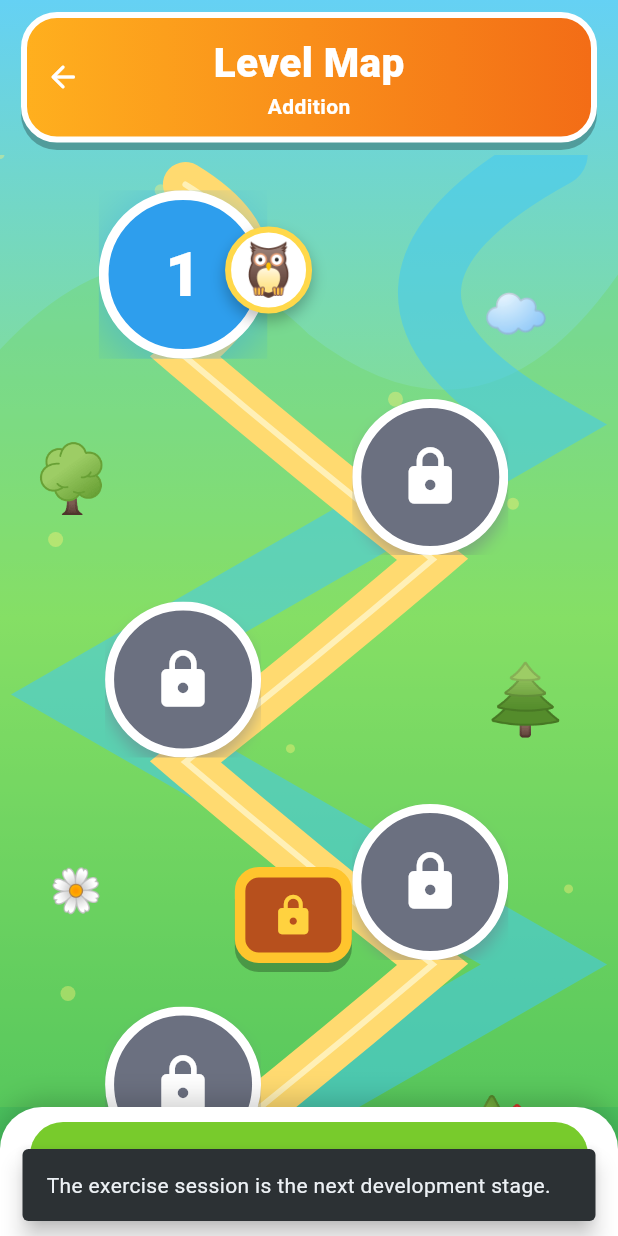
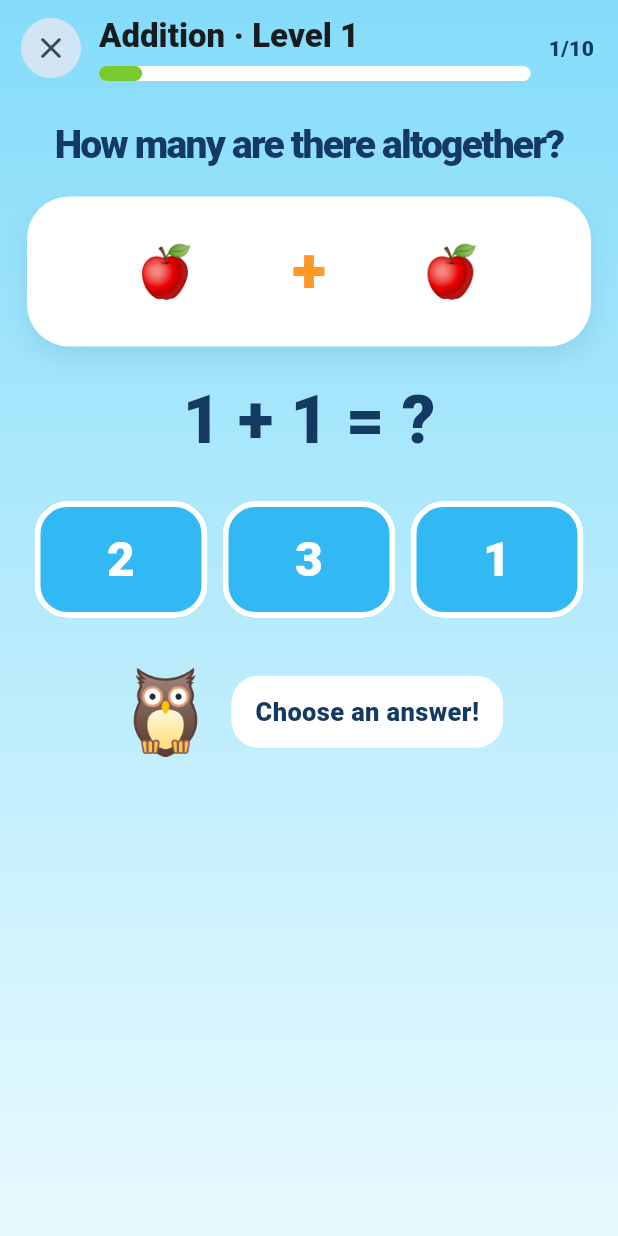
Before and after one commit to avieitez/Learning-Academy, a Flutter app: the LevelMapScreen screen opened directly with empty values, after a tap on an icon or button, on a phone screen of 412 x 824 dp. Run offline on Flutter 3.47's test engine with Material 3 defaults, Android fonts, the phone set to English and light mode, and no system bars; our stand-ins replace shared_preferences; accounts and stored records are empty; Roboto replaces fonts that are missing (Arial).

Commit message:
Creating Math Exercises.

```diff
--- a/lib/app/routes.dart
+++ b/lib/app/routes.dart
@@ -2,6 +2,7 @@ import 'package:flutter/material.dart';
 
 import '../features/home/presentation/home_screen.dart';
 import '../features/mathematics/domain/math_operation.dart';
+import '../features/mathematics/presentation/addition_level_one_screen.dart';
 import '../features/mathematics/presentation/level_map_screen.dart';
 import '../features/mathematics/presentation/operation_selection_screen.dart';
 import '../features/shared/presentation/feature_placeholder_screen.dart';
@@ -13,6 +14,7 @@ abstract final class AppRoutes {
   static const home = '/';
   static const mathematics = '/mathematics';
   static const mathematicsMap = '/mathematics/map';
+  static const mathematicsExercise = '/mathematics/exercise';
   static const romanNumbers = '/roman-numbers';
   static const clock = '/clock';
   static const settings = '/settings';
@@ -45,6 +47,12 @@ abstract final class AppRoutes {
             LevelMapScreen(operation: settings.arguments! as MathOperation),
       );
     }
+    if (settings.name == mathematicsExercise) {
+      return MaterialPageRoute<void>(
+        settings: settings,
+        builder: (_) => const AdditionLevelOneScreen(),
+      );
+    }
 
     final feature = switch (settings.name) {
       romanNumbers => LearningFeature.romanNumbers,
--- /dev/null
+++ b/lib/features/mathematics/data/generators/addition_exercise_generator.dart
@@ -0,0 +1,16 @@
+import '../../domain/addition_exercise.dart';
+
+abstract final class AdditionExerciseGenerator {
+  static List<AdditionExercise> levelOne() => const [
+    AdditionExercise(left: 1, right: 1, answers: [2, 3, 1]),
+    AdditionExercise(left: 2, right: 1, answers: [2, 3, 4]),
+    AdditionExercise(left: 1, right: 3, answers: [5, 3, 4]),
+    AdditionExercise(left: 2, right: 2, answers: [4, 5, 3]),
+    AdditionExercise(left: 3, right: 2, answers: [4, 5, 6]),
+    AdditionExercise(left: 1, right: 4, answers: [6, 4, 5]),
+    AdditionExercise(left: 3, right: 3, answers: [6, 5, 7]),
+    AdditionExercise(left: 4, right: 2, answers: [5, 7, 6]),
+    AdditionExercise(left: 2, right: 5, answers: [7, 6, 8]),
+    AdditionExercise(left: 4, right: 4, answers: [9, 8, 7]),
+  ];
+}
--- /dev/null
+++ b/lib/features/mathematics/domain/addition_exercise.dart
@@ -0,0 +1,15 @@
+class AdditionExercise {
+  const AdditionExercise({
+    required this.left,
+    required this.right,
+    required this.answers,
+  });
+
+  final int left;
+  final int right;
+  final List<int> answers;
+
+  int get correctAnswer => left + right;
+
+  bool checkAnswer(int answer) => answer == correctAnswer;
+}
--- /dev/null
+++ b/lib/features/mathematics/presentation/addition_level_one_screen.dart
@@ -0,0 +1,393 @@
+import 'package:flutter/material.dart';
+
+import '../../../app/theme.dart';
+import '../../../l10n/app_localizations.dart';
+import '../../../settings/domain/app_preferences.dart';
+import '../data/generators/addition_exercise_generator.dart';
+import '../domain/addition_exercise.dart';
+
+class AdditionLevelOneScreen extends StatefulWidget {
+  const AdditionLevelOneScreen({super.key});
+
+  @override
+  State<AdditionLevelOneScreen> createState() => _AdditionLevelOneScreenState();
+}
+
+class _AdditionLevelOneScreenState extends State<AdditionLevelOneScreen> {
+  late final List<AdditionExercise> _exercises;
+  int _exerciseIndex = 0;
+  int _correctAnswers = 0;
+  int? _selectedAnswer;
+  bool? _isCorrect;
+  bool _answering = false;
+
+  AdditionExercise get _exercise => _exercises[_exerciseIndex];
+
+  @override
+  void initState() {
+    super.initState();
+    _exercises = AdditionExerciseGenerator.levelOne();
+  }
+
+  @override
+  Widget build(BuildContext context) {
+    final l10n = AppLocalizations.of(context);
+    final mascot = AppPreferencesScope.of(context).value.mascot;
+    return Scaffold(
+      body: Container(
+        decoration: const BoxDecoration(
+          gradient: LinearGradient(
+            begin: Alignment.topCenter,
+            end: Alignment.bottomCenter,
+            colors: [Color(0xFF84DCFA), Color(0xFFE9FAFF)],
+          ),
+        ),
+        child: SafeArea(
+          child: Column(
+            children: [
+              _ExerciseHeader(
+                title: l10n.additionLevelOne,
+                current: _exerciseIndex + 1,
+                total: _exercises.length,
+              ),
+              Expanded(
+                child: SingleChildScrollView(
+                  padding: const EdgeInsets.fromLTRB(18, 18, 18, 28),
+                  child: Column(
+                    children: [
+                      Text(
+                        l10n.howManyAltogether,
+                        textAlign: TextAlign.center,
+                        style: Theme.of(
+                          context,
+                        ).textTheme.headlineLarge?.copyWith(fontSize: 26),
+                      ),
+                      const SizedBox(height: 18),
+                      _VisualAddition(exercise: _exercise),
+                      const SizedBox(height: 18),
+                      Text(
+                        '${_exercise.left} + ${_exercise.right} = ?',
+                        key: const ValueKey('addition-question'),
+                        style: const TextStyle(
+                          color: AppColors.ink,
+                          fontSize: 44,
+                          fontWeight: FontWeight.w900,
+                        ),
+                      ),
+                      const SizedBox(height: 22),
+                      Row(
+                        children: [
+                          for (final answer in _exercise.answers)
+                            Expanded(
+                              child: Padding(
+                                padding: const EdgeInsets.symmetric(
+                                  horizontal: 5,
+                                ),
+                                child: _AnswerButton(
+                                  answer: answer,
+                                  selectedAnswer: _selectedAnswer,
+                                  correctAnswer: _exercise.correctAnswer,
+                                  enabled: !_answering,
+                                  onPressed: () => _answer(answer),
+                                ),
+                              ),
+                            ),
+                        ],
+                      ),
+                      const SizedBox(height: 24),
+                      AnimatedSwitcher(
+                        duration: const Duration(milliseconds: 250),
+                        child: _isCorrect == null
+                            ? _MascotCoach(
+                                key: const ValueKey('mascot-waiting'),
+                                emoji: mascot.emoji,
+                                message: l10n.chooseAnAnswer,
+                              )
+                            : _MascotCoach(
+                                key: ValueKey(_isCorrect),
+                                emoji: mascot.emoji,
+                                message: _isCorrect!
+                                    ? l10n.correctAnswer
+                                    : l10n.keepTrying,
+                                celebrating: _isCorrect!,
+                              ),
+                      ),
+                    ],
+                  ),
+                ),
+              ),
+            ],
+          ),
+        ),
+      ),
+    );
+  }
+
+  Future<void> _answer(int answer) async {
+    if (_answering) return;
+    final correct = _exercise.checkAnswer(answer);
+    setState(() {
+      _answering = true;
+      _selectedAnswer = answer;
+      _isCorrect = correct;
+      if (correct) _correctAnswers++;
+    });
+    await Future<void>.delayed(const Duration(milliseconds: 850));
+    if (!mounted) return;
+    if (_exerciseIndex == _exercises.length - 1) {
+      await _showResults();
+      return;
+    }
+    setState(() {
+      _exerciseIndex++;
+      _selectedAnswer = null;
+      _isCorrect = null;
+      _answering = false;
+    });
+  }
+
+  Future<void> _showResults() async {
+    final l10n = AppLocalizations.of(context);
+    final passed = _correctAnswers >= 7;
+    if (passed) {
+      await AppPreferencesScope.of(
+        context,
+      ).unlockLevel(area: 'mathematics', activity: 'addition', level: 2);
+    }
+    if (!mounted) return;
+    await showDialog<void>(
+      context: context,
+      barrierDismissible: false,
+      builder: (context) => AlertDialog(
+        icon: Text(passed ? '🏆' : '💪', style: const TextStyle(fontSize: 58)),
+        title: Text(
+          passed ? l10n.greatJob : l10n.goodTry,
+          textAlign: TextAlign.center,
+        ),
+        content: Column(
+          mainAxisSize: MainAxisSize.min,
+          children: [
+            Text(
+              '$_correctAnswers / ${_exercises.length}',
+              style: const TextStyle(fontSize: 34, fontWeight: FontWeight.w900),
+            ),
+            const SizedBox(height: 10),
+            Text(passed ? '⭐⭐⭐' : '⭐', style: const TextStyle(fontSize: 30)),
+          ],
+        ),
+        actionsAlignment: MainAxisAlignment.center,
+        actions: [
+          FilledButton(
+            key: const ValueKey('return-to-map'),
+            onPressed: () {
+              Navigator.pop(context);
+              Navigator.pop(context);
+            },
+            child: Text(l10n.returnToMap),
+          ),
+        ],
+      ),
+    );
+  }
+}
+
+class _ExerciseHeader extends StatelessWidget {
+  const _ExerciseHeader({
+    required this.title,
+    required this.current,
+    required this.total,
+  });
+  final String title;
+  final int current;
+  final int total;
+
+  @override
+  Widget build(BuildContext context) => Padding(
+    padding: const EdgeInsets.fromLTRB(10, 8, 16, 6),
+    child: Row(
+      children: [
+        IconButton.filledTonal(
+          onPressed: () => Navigator.pop(context),
+          icon: const Icon(Icons.close_rounded),
+        ),
+        const SizedBox(width: 8),
+        Expanded(
+          child: Column(
+            crossAxisAlignment: CrossAxisAlignment.start,
+            children: [
+              Text(
+                title,
+                maxLines: 1,
+                overflow: TextOverflow.ellipsis,
+                style: Theme.of(context).textTheme.titleLarge,
+              ),
+              const SizedBox(height: 6),
+              LinearProgressIndicator(
+                value: current / total,
+                minHeight: 10,
+                borderRadius: BorderRadius.circular(10),
+                color: AppColors.green,
+                backgroundColor: Colors.white,
+              ),
+            ],
+          ),
+        ),
+        const SizedBox(width: 12),
+        Text(
+          '$current/$total',
+          style: const TextStyle(
+            color: AppColors.ink,
+            fontWeight: FontWeight.w900,
+          ),
+        ),
+      ],
+    ),
+  );
+}
+
+class _VisualAddition extends StatelessWidget {
+  const _VisualAddition({required this.exercise});
+  final AdditionExercise exercise;
+
+  @override
+  Widget build(BuildContext context) => Container(
+    padding: const EdgeInsets.symmetric(horizontal: 14, vertical: 20),
+    decoration: BoxDecoration(
+      color: Colors.white,
+      borderRadius: BorderRadius.circular(28),
+      boxShadow: const [
+        BoxShadow(
+          color: Color(0x220C5D82),
+          blurRadius: 16,
+          offset: Offset(0, 7),
+        ),
+      ],
+    ),
+    child: Row(
+      children: [
+        Expanded(child: _ObjectGroup(count: exercise.left)),
+        const Padding(
+          padding: EdgeInsets.symmetric(horizontal: 5),
+          child: Text(
+            '+',
+            style: TextStyle(
+              color: AppColors.orange,
+              fontSize: 42,
+              fontWeight: FontWeight.w900,
+            ),
+          ),
+        ),
+        Expanded(child: _ObjectGroup(count: exercise.right)),
+      ],
+    ),
+  );
+}
+
+class _ObjectGroup extends StatelessWidget {
+  const _ObjectGroup({required this.count});
+  final int count;
+  @override
+  Widget build(BuildContext context) => Wrap(
+    alignment: WrapAlignment.center,
+    spacing: 2,
+    runSpacing: 2,
+    children: List.generate(
+      count,
+      (index) => const Text('🍎', style: TextStyle(fontSize: 34)),
+    ),
+  );
+}
+
+class _AnswerButton extends StatelessWidget {
+  const _AnswerButton({
+    required this.answer,
+    required this.selectedAnswer,
+    required this.correctAnswer,
+    required this.enabled,
+    required this.onPressed,
+  });
+  final int answer;
+  final int? selectedAnswer;
+  final int correctAnswer;
+  final bool enabled;
+  final VoidCallback onPressed;
+
+  @override
+  Widget build(BuildContext context) {
+    final selected = selectedAnswer == answer;
+    final showCorrect = selectedAnswer != null && answer == correctAnswer;
+    final color = showCorrect
+        ? AppColors.green
+        : selected
+        ? const Color(0xFFF04462)
+        : AppColors.blue;
+    return SizedBox(
+      height: 78,
+      child: FilledButton(
+        key: ValueKey('answer-$answer'),
+        onPressed: enabled ? onPressed : null,
+        style: FilledButton.styleFrom(
+          backgroundColor: color,
+          disabledBackgroundColor: color,
+          shape: RoundedRectangleBorder(
+            borderRadius: BorderRadius.circular(22),
+            side: const BorderSide(color: Colors.white, width: 4),
+          ),
+        ),
+        child: Text(
+          '$answer',
+          style: const TextStyle(
+            color: Colors.white,
+            fontSize: 32,
+            fontWeight: FontWeight.w900,
+          ),
+        ),
+      ),
+    );
+  }
+}
+
+class _MascotCoach extends StatelessWidget {
+  const _MascotCoach({
+    required this.emoji,
+    required this.message,
+    this.celebrating = false,
+    super.key,
+  });
+  final String emoji;
+  final String message;
+  final bool celebrating;
+
+  @override
+  Widget build(BuildContext context) => Row(
+    mainAxisAlignment: MainAxisAlignment.center,
+    children: [
+      TweenAnimationBuilder<double>(
+        tween: Tween(begin: celebrating ? .7 : 1, end: 1),
+        duration: const Duration(milliseconds: 500),
+        curve: Curves.elasticOut,
+        builder: (context, scale, child) =>
+            Transform.scale(scale: scale, child: child),
+        child: Text(emoji, style: const TextStyle(fontSize: 54)),
+      ),
+      const SizedBox(width: 10),
+      Flexible(
+        child: Container(
+          padding: const EdgeInsets.symmetric(horizontal: 16, vertical: 12),
+          decoration: BoxDecoration(
+            color: Colors.white,
+            borderRadius: BorderRadius.circular(18),
+          ),
+          child: Text(
+            message,
+            style: const TextStyle(
+              color: AppColors.ink,
+              fontSize: 17,
+              fontWeight: FontWeight.w800,
+            ),
+          ),
+        ),
+      ),
+    ],
+  );
+}
--- a/lib/features/mathematics/presentation/level_map_screen.dart
+++ b/lib/features/mathematics/presentation/level_map_screen.dart
@@ -1,6 +1,7 @@
 import 'package:flutter/material.dart';
 
 import '../../../app/theme.dart';
+import '../../../app/routes.dart';
 import '../../../l10n/app_localizations.dart';
 import '../../../settings/domain/app_preferences.dart';
 import '../data/mathematics_catalog.dart';
@@ -115,7 +116,7 @@ class _LevelMapScreenState extends State<LevelMapScreen> {
                   height: 60,
                   child: FilledButton.icon(
                     key: const ValueKey('play-level'),
-                    onPressed: () => _showComingNext(context, l10n),
+                    onPressed: () => _playSelectedLevel(context, l10n),
                     style: FilledButton.styleFrom(
                       backgroundColor: AppColors.green,
                       shape: RoundedRectangleBorder(
@@ -147,7 +148,11 @@ class _LevelMapScreenState extends State<LevelMapScreen> {
     MathOperation.division => l.division,
   };
 
-  void _showComingNext(BuildContext context, AppLocalizations l10n) {
+  void _playSelectedLevel(BuildContext context, AppLocalizations l10n) {
+    if (widget.operation == MathOperation.addition && _selectedLevel == 1) {
+      Navigator.pushNamed(context, AppRoutes.mathematicsExercise);
+      return;
+    }
     ScaffoldMessenger.of(context).showSnackBar(
       SnackBar(
         content: Text(l10n.exercisesComingNext),
--- a/lib/l10n/app_localizations.dart
+++ b/lib/l10n/app_localizations.dart
@@ -339,6 +339,54 @@ abstract class AppLocalizations {
   /// In en, this message translates to:
   /// **'Unicorn'**
   String get unicorn;
+
+  /// No description provided for @additionLevelOne.
+  ///
+  /// In en, this message translates to:
+  /// **'Addition · Level 1'**
+  String get additionLevelOne;
+
+  /// No description provided for @howManyAltogether.
+  ///
+  /// In en, this message translates to:
+  /// **'How many are there altogether?'**
+  String get howManyAltogether;
+
+  /// No description provided for @chooseAnAnswer.
+  ///
+  /// In en, this message translates to:
+  /// **'Choose an answer!'**
+  String get chooseAnAnswer;
+
+  /// No description provided for @correctAnswer.
+  ///
+  /// In en, this message translates to:
+  /// **'Great! That\'s correct!'**
+  String get correctAnswer;
+
+  /// No description provided for @keepTrying.
+  ///
+  /// In en, this message translates to:
+  /// **'Nice try! Let\'s continue.'**
+  String get keepTrying;
+
+  /// No description provided for @greatJob.
+  ///
+  /// In en, this message translates to:
+  /// **'Great job!'**
+  String get greatJob;
+
+  /// No description provided for @goodTry.
+  ///
+  /// In en, this message translates to:
+  /// **'Good try!'**
+  String get goodTry;
+
+  /// No description provided for @returnToMap.
+  ///
+  /// In en, this message translates to:
+  /// **'Return to map'**
+  String get returnToMap;
 }
 
 class _AppLocalizationsDelegate
```
Also changed, not shown: lib/features/mathematics/domain/math_exercise_arguments.dart (added, +8 -0 lines), lib/l10n/app_en.arb (+9 -1 lines), lib/l10n/app_es.arb (+9 -1 lines), lib/l10n/app_fr.arb (+9 -1 lines), lib/l10n/app_localizations_en.dart (+24 -0 lines), lib/l10n/app_localizations_es.dart (+24 -0 lines), lib/l10n/app_localizations_fr.dart (+24 -0 lines), 2 other files.
